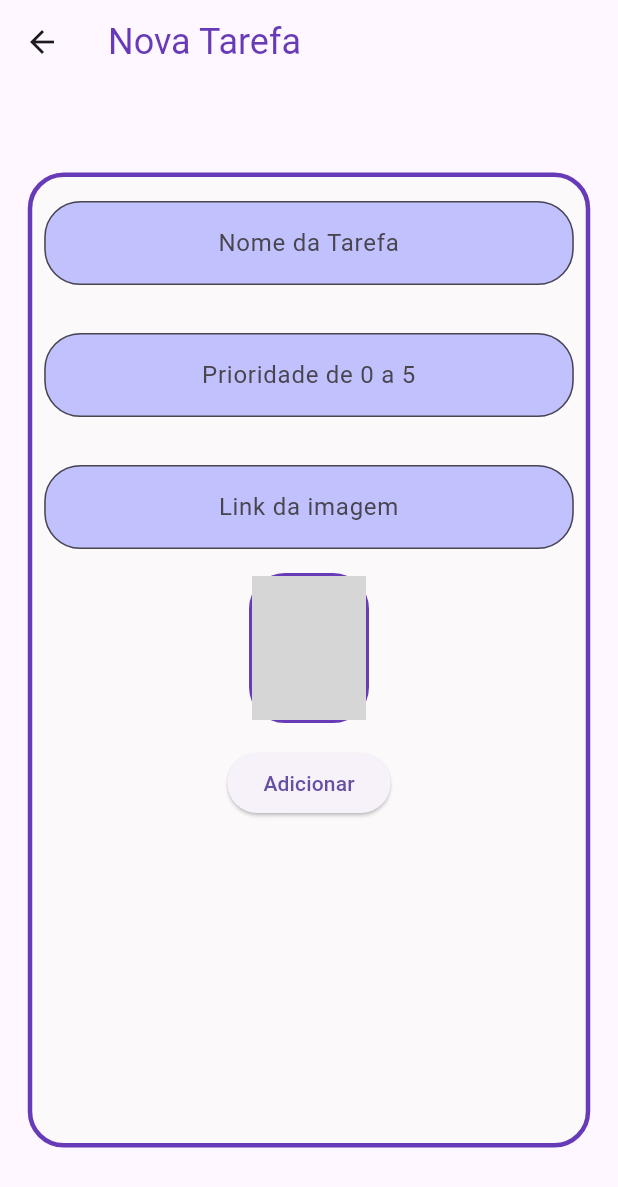
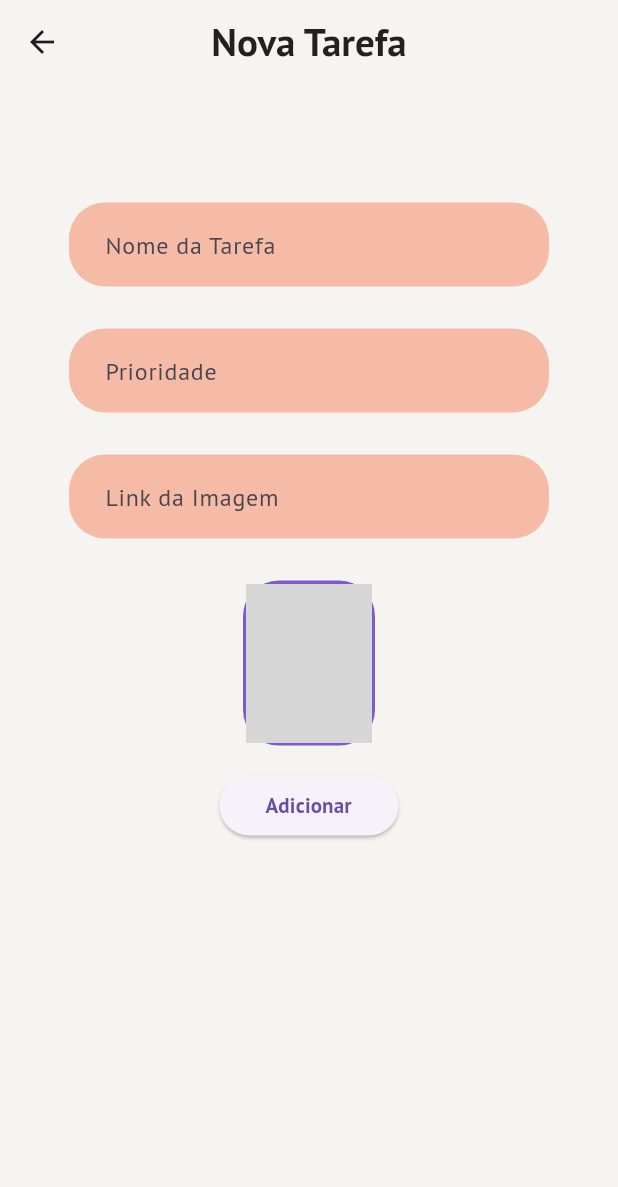
Before and after one commit to pauloborini/tarefas_1.0, a Flutter app: the screen it shows after launch, after a tap on the "remove red eye" icon, after a tap on the "add" icon, on a phone screen of 412 x 824 dp. Shown: the top 1187 px of the screen. Run offline on Flutter 3.47's test engine with Material 2 defaults, Android fonts, the phone set to English and light mode, and no system bars; our stand-ins replace sqflite; accounts and stored records are empty; network calls fail; grey boxes are pictures that could not be loaded.

Commit message:
visual_update

```diff
--- a/lib/components/star_priority.dart
+++ b/lib/components/star_priority.dart
@@ -2,6 +2,8 @@ import 'package:flutter/material.dart';
 
 class Priority extends StatelessWidget {
   final int priority;
+  final Color stanColor = const Color.fromARGB(255, 245, 244, 240);
+  final Color purple = const Color.fromARGB(255, 127, 89, 206);
 
   const Priority(this.priority, {super.key});
 
@@ -12,23 +14,23 @@ class Priority extends StatelessWidget {
         Icon(Icons.star,
             size: 15,
             color:
-                (priority >= 1) ? Colors.deepPurpleAccent : Colors.purple[100]),
+                (priority >= 1) ? purple : Colors.purple[100]),
         Icon(Icons.star,
             size: 15,
             color:
-                (priority >= 2) ? Colors.deepPurpleAccent : Colors.purple[100]),
+                (priority >= 2) ? purple : Colors.purple[100]),
         Icon(Icons.star,
             size: 15,
             color:
-                (priority >= 3) ? Colors.deepPurpleAccent : Colors.purple[100]),
+                (priority >= 3) ? purple : Colors.purple[100]),
         Icon(Icons.star,
             size: 15,
             color:
-                (priority >= 4) ? Colors.deepPurpleAccent : Colors.purple[100]),
+                (priority >= 4) ? purple : Colors.purple[100]),
         Icon(Icons.star,
             size: 15,
             color:
-                (priority >= 5) ? Colors.deepPurpleAccent : Colors.purple[100]),
+                (priority >= 5) ? purple : Colors.purple[100]),
       ],
     );
   }
--- a/lib/components/task.dart
+++ b/lib/components/task.dart
@@ -9,13 +9,19 @@ class Task extends StatefulWidget {
   final String image;
   int lvl;
 
-  Task(this.id, this.name, this.priority, this.image, [this.lvl = 0, Key? key]);
+  Task(this.id, this.name, this.priority, this.image, [this.lvl = 0]);
+
 
   @override
   State<Task> createState() => _TaskState();
 }
 
 class _TaskState extends State<Task> {
+
+  final Color stanColor = const Color.fromARGB(255, 245, 244, 240);
+  final Color purple = const Color.fromARGB(255, 127, 89, 206);
+  final Color orange = const Color.fromARGB(255, 253, 156, 115);
+
   bool assetOrNetwork() {
     if (widget.image.contains('http')) {
       return false;
@@ -26,15 +32,15 @@ class _TaskState extends State<Task> {
   @override
   Widget build(BuildContext context) {
     return Padding(
-      padding: const EdgeInsets.all(8.0),
+      padding: const EdgeInsets.fromLTRB(8, 8, 8, 0),
       child: Stack(
         children: [
           Container(
             decoration: BoxDecoration(
-              color: const Color(0x9D160354),
+              color: purple,
               borderRadius: BorderRadius.circular(24),
             ),
-            height: 140,
+            height: 100,
           ),
           Column(
             children: [
@@ -43,7 +49,7 @@ class _TaskState extends State<Task> {
                   color: Colors.white,
                   borderRadius: BorderRadius.circular(24),
                 ),
-                height: 100,
+                height: 80,
                 child: Row(
                   mainAxisAlignment: MainAxisAlignment.spaceBetween,
                   children: [
@@ -52,7 +58,7 @@ class _TaskState extends State<Task> {
                           color: Colors.black26,
                           borderRadius: BorderRadius.circular(24)),
                       width: 80,
-                      height: 100,
+                      height: 80,
                       child: ClipRRect(
                           borderRadius: BorderRadius.circular(24),
                           child: assetOrNetwork()
@@ -72,10 +78,10 @@ class _TaskState extends State<Task> {
                         SizedBox(
                           width: 200,
                           child: Text(widget.name,
-                              style: const TextStyle(
-                                  color: Colors.deepPurple,
-                                  fontSize: 24,
-                                  overflow: TextOverflow.ellipsis)),
+                              style:  TextStyle(
+                                  color: purple,
+                                  fontSize: 20,
+                                  overflow: TextOverflow.ellipsis, fontWeight: FontWeight.bold)),
                         ),
                         Padding(
                           padding: const EdgeInsets.fromLTRB(0, 10, 0, 0),
@@ -107,8 +113,9 @@ class _TaskState extends State<Task> {
                                   widget.image, widget.lvl),
                             );
                           },
+                          child: Center(
                             child: Column(
-                            mainAxisAlignment: MainAxisAlignment.spaceEvenly,
+                              mainAxisAlignment: MainAxisAlignment.center,
                               children: const [
                                 Icon(Icons.arrow_drop_up),
                                 Text(
@@ -122,21 +129,23 @@ class _TaskState extends State<Task> {
                             ),
                           ),
                         ),
+                      ),
                     )
                   ],
                 ),
               ),
               Padding(
-                padding: const EdgeInsets.all(8.0),
+                padding: const EdgeInsets.fromLTRB(12, 0, 12, 4),
                 child: Row(
                   mainAxisAlignment: MainAxisAlignment.spaceBetween,
                   children: [
                     SizedBox(
                       width: 200,
                       child: Padding(
-                        padding: const EdgeInsets.fromLTRB(8, 8, 0, 8),
+                        padding: const EdgeInsets.fromLTRB(8, 0, 0, 0),
                         child: LinearProgressIndicator(
                           value: widget.lvl / 50,
+                          backgroundColor: Colors.purple[200],
                           color: Colors.white,
                         ),
                       ),
@@ -146,7 +155,7 @@ class _TaskState extends State<Task> {
                       child: Text(
                         'Nivel: ${widget.lvl}',
                         style:
-                            const TextStyle(fontSize: 16, color: Colors.white),
+                            const TextStyle(fontSize: 15, color: Colors.white, fontWeight: FontWeight.bold),
                       ),
                     ),
                   ],
--- a/lib/data/task_dao.dart
+++ b/lib/data/task_dao.dart
@@ -41,6 +41,7 @@ class TaskDao {
       return varForID;
     }
   }
+
 
   Future<List<Task>> findAll() async {
     final Database dataBaseLocal = await getDatabase();
--- a/lib/main.dart
+++ b/lib/main.dart
@@ -8,11 +8,14 @@ void main() {
 class MyApp extends StatelessWidget {
   const MyApp({super.key});
 
+
   @override
   Widget build(BuildContext context) {
     return MaterialApp(
+
       title: 'Tarefas',
       theme: ThemeData(
+        fontFamily: 'PTSans',
         primarySwatch: Colors.deepPurple,
         useMaterial3: true,
       ),
@@ -20,26 +23,3 @@ class MyApp extends StatelessWidget {
     );
   }
 }
-
-//
-//
-//
-// void main() {
-//   runApp(const MyApp());
-// }
-//
-// class MyApp extends StatelessWidget {
-//   const MyApp({super.key});
-//
-//   @override
-//   Widget build(BuildContext context) {
-//     return MaterialApp(
-//       title: 'Tarefas',
-//       theme: ThemeData(
-//         primarySwatch: Colors.deepPurple,
-//         useMaterial3: true,
-//       ),
-//       home: AppTarefas(),
-//     );
-//   }
-// }
--- a/lib/screens/dashboard_screen.dart
+++ b/lib/screens/dashboard_screen.dart
@@ -1,4 +1,6 @@
 import 'package:flutter/material.dart';
+import 'package:flutter/services.dart';
+import 'package:intl/intl.dart';
 import '../components/circular_progress.dart';
 import '../components/task.dart';
 import '../data/task_dao.dart';
@@ -12,40 +14,87 @@ class DashboardScreen extends StatefulWidget {
 }
 
 class _DashboardScreenState extends State<DashboardScreen> {
+  final Color stanColor = const Color.fromARGB(255, 245, 244, 240);
+  final Color purple = const Color.fromARGB(255, 127, 89, 206);
+  final Color orange = const Color.fromARGB(255, 253, 156, 115);
   bool opacity = true;
 
   @override
   Widget build(BuildContext context) {
     return Scaffold(
+      backgroundColor: stanColor,
       appBar: AppBar(
-        elevation: 0.5,
-        actions: [
-          Padding(
-            padding: const EdgeInsets.fromLTRB(8, 8, 24, 8),
+        systemOverlayStyle: const SystemUiOverlayStyle(
+          statusBarColor: Colors.transparent, //top bar color
+        ),
+        centerTitle: true,
+        toolbarHeight: 150,
+        backgroundColor: stanColor,
+        elevation: 0,
+        title: Column(
+          children: [
+            Stack(children: [
+              Container(
+                alignment: Alignment.topRight,
+                width: double.infinity,
                 child: InkWell(
                     onTap: () {
                       setState(() {
                         opacity = !opacity;
                       });
                     },
-                child: const SizedBox(
+                    child: SizedBox(
                         width: 50,
-                    child: Icon(
-                      Icons.remove_red_eye,
-                      color: Colors.deepPurple,
-                    ))),
-          )
+                        child: Icon(Icons.remove_red_eye, color: purple))),
+              ),
+              const Center(
+                child: Text(
+                  'Olá!',
+                  style: TextStyle(
+                      color: Colors.black87,
+                      fontSize: 26,
+                      fontWeight: FontWeight.bold),
+                ),
+              ),
+            ]),
+            Padding(
+              padding: const EdgeInsets.fromLTRB(0, 10, 0, 0),
+              child: Container(
+                width: double.infinity,
+                height: 60,
+                decoration: BoxDecoration(
+                    borderRadius: BorderRadius.circular(24), color: orange),
+                child: Center(
+                  child: Text(
+                      'Tenha um ótimo ' +
+                          DateFormat('d MMM y').format(DateTime.now()) +
+                          '!',
+                      textAlign: TextAlign.center,
+                      style: const TextStyle(
+                          fontSize: 16,
+                          fontFamily: 'Rubik',
+                          color: Colors.white,
+                          fontWeight: FontWeight.bold)),
+                ),
+              ),
+            ),
+            Padding(
+              padding: const EdgeInsets.fromLTRB(0, 20, 0, 0),
+              child: Container(
+                width: double.infinity,
+                alignment: Alignment.centerLeft,
+                child: const Text(
+                  'Suas Tarefas',
+                  style: TextStyle(fontSize: 16, fontWeight: FontWeight.bold),
+                ),
+              ),
+            ),
           ],
-        title: const Text(
-          'Tarefas',
-          style: TextStyle(color: Colors.deepPurple, fontSize: 24),
         ),
       ),
       body: AnimatedOpacity(
         opacity: opacity ? 1 : 0,
         duration: const Duration(milliseconds: 400),
-        child: Container(
-          color: Colors.black12,
         child: FutureBuilder<List<Task>>(
           future: TaskDao().findAll(),
           builder: (context, snapshot) {
@@ -77,8 +126,8 @@ class _DashboardScreenState extends State<DashboardScreen> {
                               builder: (BuildContext context) {
                                 return AlertDialog(
                                   title: const Text("Confirmação"),
-                                    content: const Text(
-                                        "Você quer deletar a tarefa?"),
+                                  content:
+                                      const Text("Você quer deletar a tarefa?"),
                                   actions: <Widget>[
                                     ElevatedButton(
                                         onPressed: () {
@@ -87,7 +136,7 @@ class _DashboardScreenState extends State<DashboardScreen> {
                                           ScaffoldMessenger.of(context)
                                               .showSnackBar(SnackBar(
                                                   content: Text(
-                                                        '${tasks.name} apagada')));
+                                                      '${tasks.name} apagado')));
                                         },
                                         child: const Text("Deletar")),
                                     ElevatedButton(
@@ -102,12 +151,13 @@ class _DashboardScreenState extends State<DashboardScreen> {
                             );
                           },
                           background: Container(
-                              color: Colors.red,
+                            color: stanColor,
                             child: const Align(
                               alignment: Alignment(-0.9, 0),
                               child: Icon(
                                 Icons.delete,
-                                  color: Colors.white,
+                                color: Colors.red,
+                                size: 40,
                               ),
                             ),
                           ),
@@ -136,8 +186,9 @@ class _DashboardScreenState extends State<DashboardScreen> {
           },
         ),
       ),
-      ),
+      floatingActionButtonLocation: FloatingActionButtonLocation.centerFloat,
       floatingActionButton: FloatingActionButton(
+        backgroundColor: purple,
         child: const Icon(Icons.add),
         onPressed: () {
           Navigator.push(
--- a/lib/screens/form_screen.dart
+++ b/lib/screens/form_screen.dart
@@ -1,4 +1,5 @@
 import 'package:flutter/material.dart';
+import 'package:flutter/services.dart';
 import '../components/task.dart';
 import '../data/task_dao.dart';
 
@@ -17,6 +18,10 @@ class _FormScreenState extends State<FormScreen> {
   TextEditingController imageController = TextEditingController();
   final _formKey = GlobalKey<FormState>();
   final String noPhoto = 'assets/images/nophoto.webp';
+  final Color stanColor = const Color.fromARGB(255, 245, 244, 240);
+  final Color purple = const Color.fromARGB(255, 127, 89, 206);
+  final Color orange = const Color.fromARGB(255, 245, 187, 167);
+  final Color fontColor = Colors.black87;
 
   bool valueValidator(String? value) {
     if (value != null && value.isEmpty) {
@@ -30,27 +35,36 @@ class _FormScreenState extends State<FormScreen> {
     return Form(
       key: _formKey,
       child: Scaffold(
+        backgroundColor: stanColor,
         appBar: AppBar(
+          centerTitle: true,
+          systemOverlayStyle: const SystemUiOverlayStyle(
+            statusBarColor: Colors.transparent
+          ),
+          backgroundColor: stanColor,
           title: const Text(
             'Nova Tarefa',
-            style: TextStyle(fontSize: 24, color: Colors.deepPurple),
+              style: TextStyle(
+                  color: Colors.black87,
+                  fontSize: 26,
+                  fontWeight: FontWeight.bold),
           ),
         ),
         body: Center(
           child: SingleChildScrollView(
             scrollDirection: Axis.vertical,
             child: Container(
-              decoration: BoxDecoration(
-                  color: const Color(0x80FAFAF7),
-                  borderRadius: BorderRadius.circular(24),
-                  border: Border.all(width: 3, color: Colors.deepPurple)),
+              color: stanColor,
               width: 375,
               height: 650,
               child: Column(
                 children: [
                   Padding(
                     padding:
-                        const EdgeInsets.symmetric(horizontal: 8, vertical: 16),
+                    const EdgeInsets.fromLTRB(0, 20, 0, 16),
+                    child: SizedBox(
+                      width: 320,
+                      height: 60,
                       child: TextFormField(
                         validator: (String? value) {
                           if (valueValidator(value)) {
@@ -61,17 +75,26 @@ class _FormScreenState extends State<FormScreen> {
                         controller: nameController,
                         textAlign: TextAlign.center,
                         decoration: InputDecoration(
-                        fillColor: const Color(0xB6AAAAFF),
+
+                          label: const Padding(
+                            padding: EdgeInsets.fromLTRB(8, 0, 0, 0),
+                            child: Text('Nome da Tarefa'),
+                          ),
+                          fillColor: orange,
                           border: OutlineInputBorder(
+                              borderSide: BorderSide.none,
                               borderRadius: BorderRadius.circular(24)),
-                        hintText: 'Nome da Tarefa',
                           filled: true,
+                        ),
                       ),
                     ),
                   ),
                   Padding(
                     padding:
-                        const EdgeInsets.symmetric(horizontal: 8, vertical: 16),
+                    const EdgeInsets.fromLTRB(0, 8, 0, 16),
+                    child: SizedBox(
+                      width: 320,
+                      height: 60,
                       child: TextFormField(
                         validator: (value) {
                           if (valueValidator(value) || int.parse(value!) > 5) {
@@ -83,17 +106,25 @@ class _FormScreenState extends State<FormScreen> {
                         keyboardType: TextInputType.number,
                         textAlign: TextAlign.center,
                         decoration: InputDecoration(
-                        fillColor: const Color(0xB6AAAAFF),
+                          fillColor: orange,
                           border: OutlineInputBorder(
+                              borderSide: BorderSide.none,
                               borderRadius: BorderRadius.circular(24)),
-                        hintText: 'Prioridade de 0 a 5',
+                          label: const Padding(
+                            padding: EdgeInsets.fromLTRB(8, 0, 0, 0),
+                            child: Text('Prioridade'),
+                          ),
                           filled: true,
+                        ),
                       ),
                     ),
                   ),
                   Padding(
                     padding:
-                        const EdgeInsets.symmetric(horizontal: 8, vertical: 16),
+                        const EdgeInsets.fromLTRB(0, 8, 0, 16),
+                    child: SizedBox(
+                      width: 320,
+                      height: 60,
                       child: TextFormField(
                         validator: (value) {
                           if (valueValidator(value)) {
@@ -108,25 +139,33 @@ class _FormScreenState extends State<FormScreen> {
                         },
                         textAlign: TextAlign.center,
                         decoration: InputDecoration(
-                        fillColor: const Color(0xB6AAAAFF),
+                          fillColor: orange,
                           border: OutlineInputBorder(
+                            borderSide: BorderSide.none,
                               borderRadius: BorderRadius.circular(24)),
-                        hintText: 'Link da imagem',
+                          label: const Padding(
+                            padding: EdgeInsets.fromLTRB(8, 0, 0, 0),
+                            child: Text('Link da Imagem'),
+                          ),
                           filled: true,
                         ),
                       ),
                     ),
-                  Container(
-                    height: 100,
-                    width: 80,
+                  ),
+                  Padding(
+                    padding: const EdgeInsets.fromLTRB(0, 8, 0, 0),
+                    child: Container(
+                      height: 110,
+                      width: 88,
                       decoration: BoxDecoration(
-                        color: Colors.deepPurple,
+                          color: purple,
                           borderRadius: BorderRadius.circular(24),
                           border: Border.all(
                             width: 2,
-                          color: Colors.deepPurple,
+                            color: purple,
                           )),
                       child: ClipRRect(
+                        borderRadius: BorderRadius.circular(24),
                         child: Image.network(
                           fit: BoxFit.cover,
                           imageController.text,
@@ -137,6 +176,7 @@ class _FormScreenState extends State<FormScreen> {
                               fit: BoxFit.cover,
                             );
                           },
+                        ),
                       ),
                     ),
                   ),
@@ -153,14 +193,14 @@ class _FormScreenState extends State<FormScreen> {
                               imageController.text,
                             ));
                             ScaffoldMessenger.of(context).showSnackBar(
-                              const SnackBar(
-                                content: Text('Concluído'),
+                              SnackBar(
+                                content: Text('${nameController.text} Criado'),
                               ),
                             );
                             Navigator.pop(context);
                           }
                         },
-                        child: const Text('Adicionar')),
+                        child: const Text('  Adicionar  ', style: TextStyle(fontWeight: FontWeight.bold),)),
                   )
                 ],
               ),
```
Also changed, not shown: pubspec.yaml (+11 -5 lines), fonts/PTSans-Bold.ttf (added), fonts/PTSans-Regular.ttf (added), fonts/Rubik-Regular.ttf (added), pubspec.lock. Lines whose indentation alone changed are shown as unchanged.
